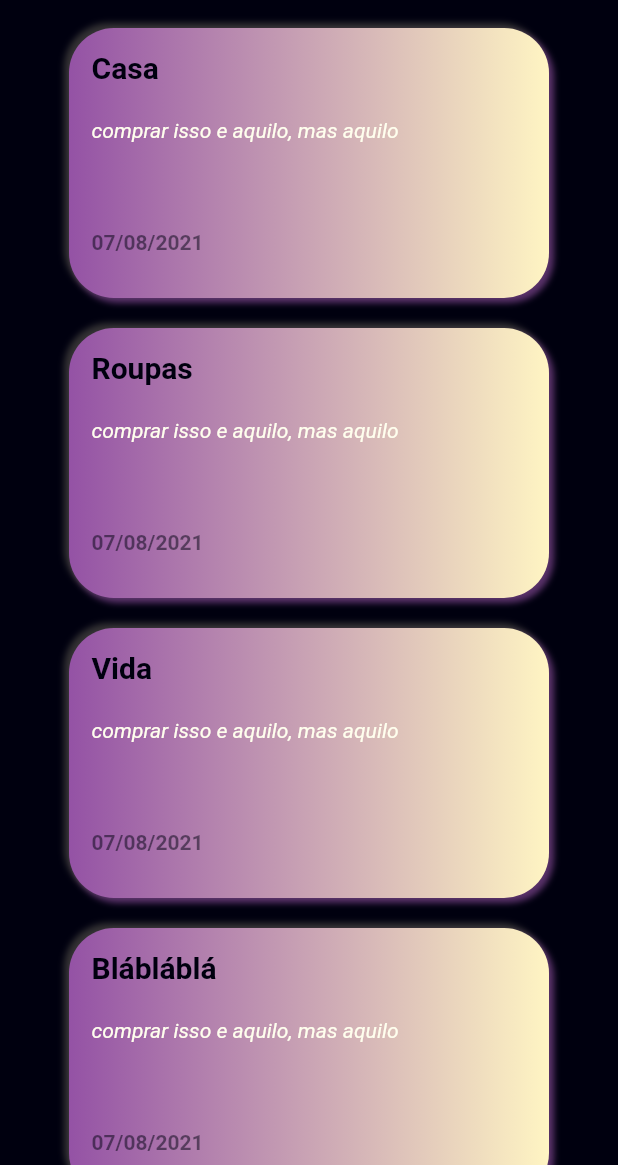
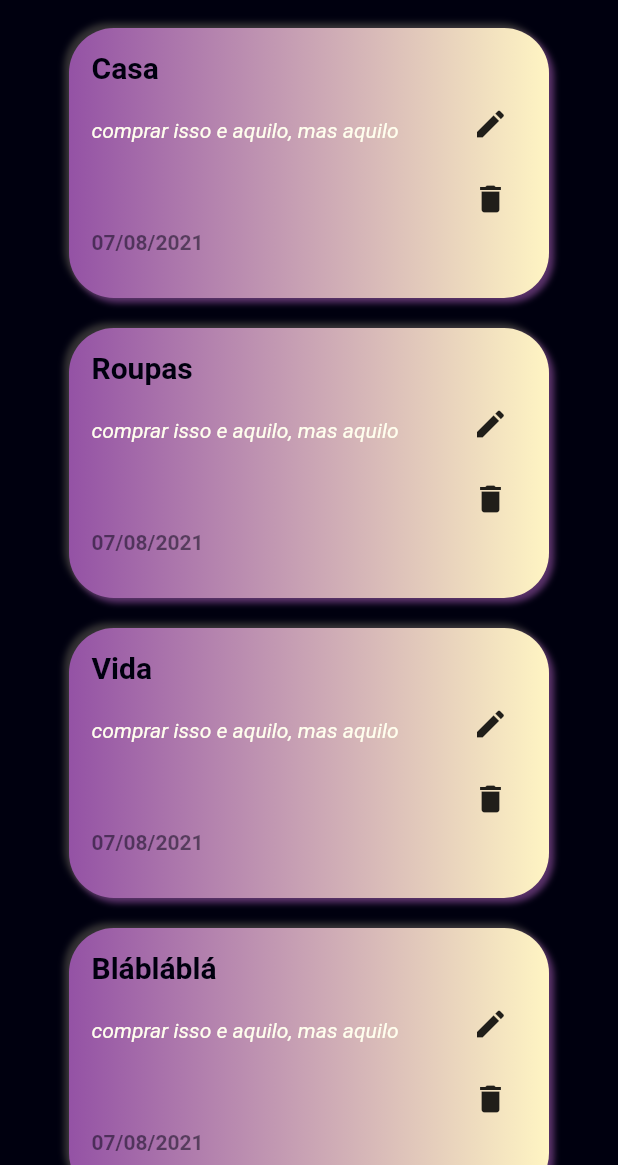
Before and after one commit to vihsantos/lembretes, a Flutter app: the screen it shows after launch, on a phone screen of 412 x 824 dp, the part 71-1236 px from its top. Run offline on Flutter 3.47's test engine with Material 2 defaults, Android fonts, the phone set to English and light mode, and no system bars; Roboto replaces fonts that are missing (Gowun Batang).

Commit message:
Adicionando icons no card lembrete

```diff
--- a/lib/Paginas/home/componentes/CardLembrete.dart
+++ b/lib/Paginas/home/componentes/CardLembrete.dart
@@ -41,6 +41,14 @@ class CardLembrete extends StatelessWidget {
         child: Stack(
           children: <Widget>[
             Positioned(
+                top: 40,
+                right: 15,
+                child: IconButton(icon: Icon(Icons.edit), onPressed: () {})),
+            Positioned(
+                top: 90,
+                right: 15,
+                child: IconButton(icon: Icon(Icons.delete), onPressed: () {})),
+            Positioned(
               top: 15,
               left: 15,
               child: Text(titulo,
```
